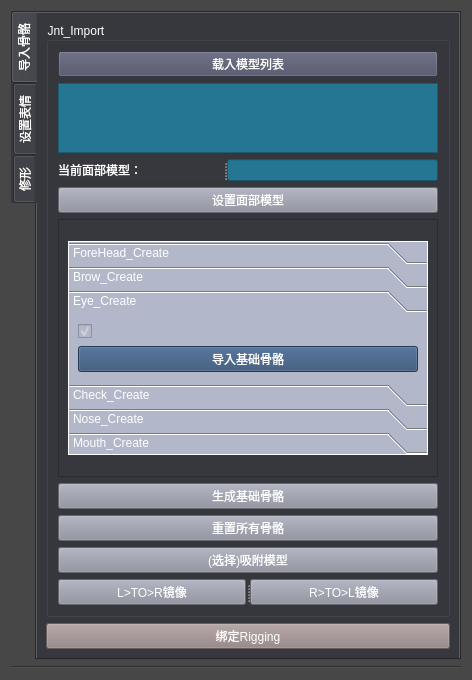
wowodeacha/plugin, file plugin_rig/customui/facerig.ui: the form before one commit.
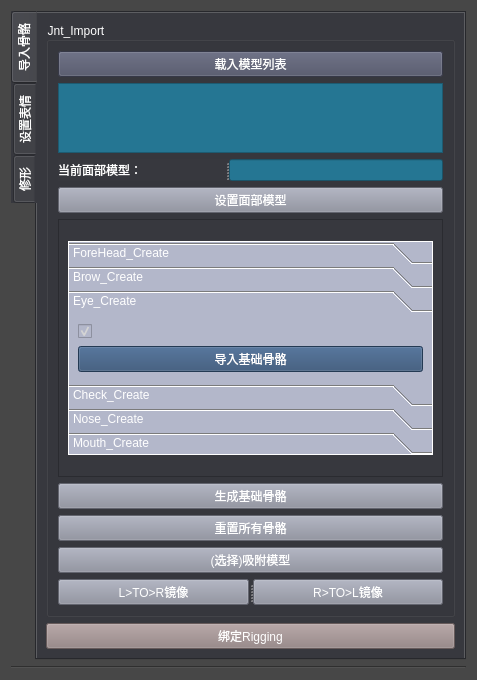
The form after the commit. The open tabs and pages were chosen to show the change.

```diff
--- a/plugin_rig/customui/facerig.ui
+++ b/plugin_rig/customui/facerig.ui
@@ -6,7 +6,7 @@
    <rect>
     <x>0</x>
     <y>0</y>
-    <width>472</width>
+    <width>477</width>
     <height>618</height>
    </rect>
   </property>
@@ -76,7 +76,7 @@
                   <rect>
                    <x>0</x>
                    <y>0</y>
-                   <width>385</width>
+                   <width>390</width>
                    <height>221</height>
                   </rect>
                  </property>
@@ -219,7 +219,7 @@
                       <rect>
                        <x>0</x>
                        <y>0</y>
-                       <width>365</width>
+                       <width>370</width>
                        <height>69</height>
                       </rect>
                      </property>
```
Left out of the diff: 7 changed lines with no effect on the pictures.
